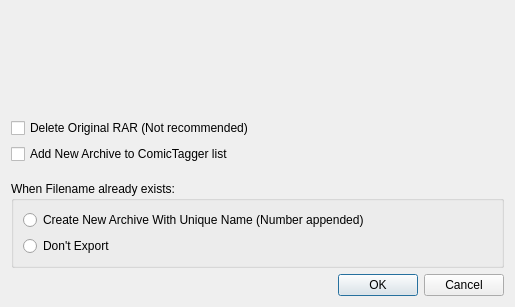
Before: the Qt Designer form exportwindow.ui in comictagger/comictagger, drawn with Qt 5.
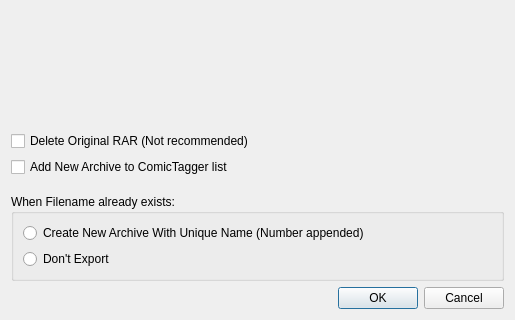
After: the same form once the commit is applied.

Commit message: resized window

Diff of the .ui file:
```diff
--- a/exportwindow.ui
+++ b/exportwindow.ui
@@ -10,7 +10,7 @@
     <x>0</x>
     <y>0</y>
     <width>515</width>
-    <height>307</height>
+    <height>320</height>
    </rect>
   </property>
   <property name="windowTitle">
```
